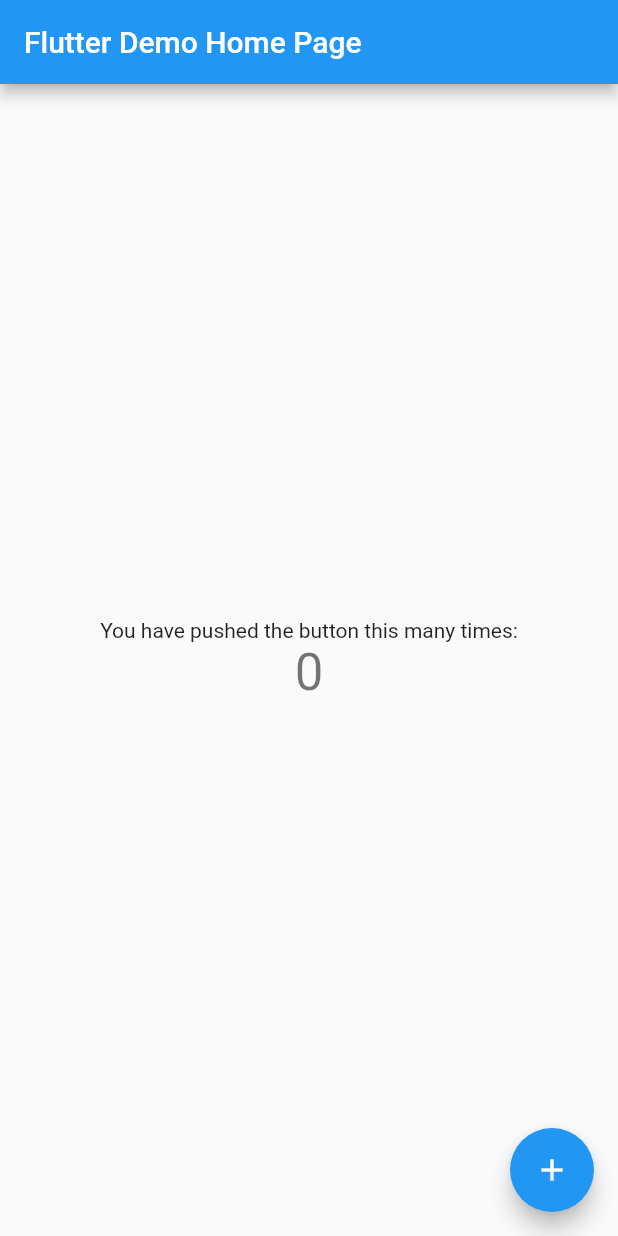
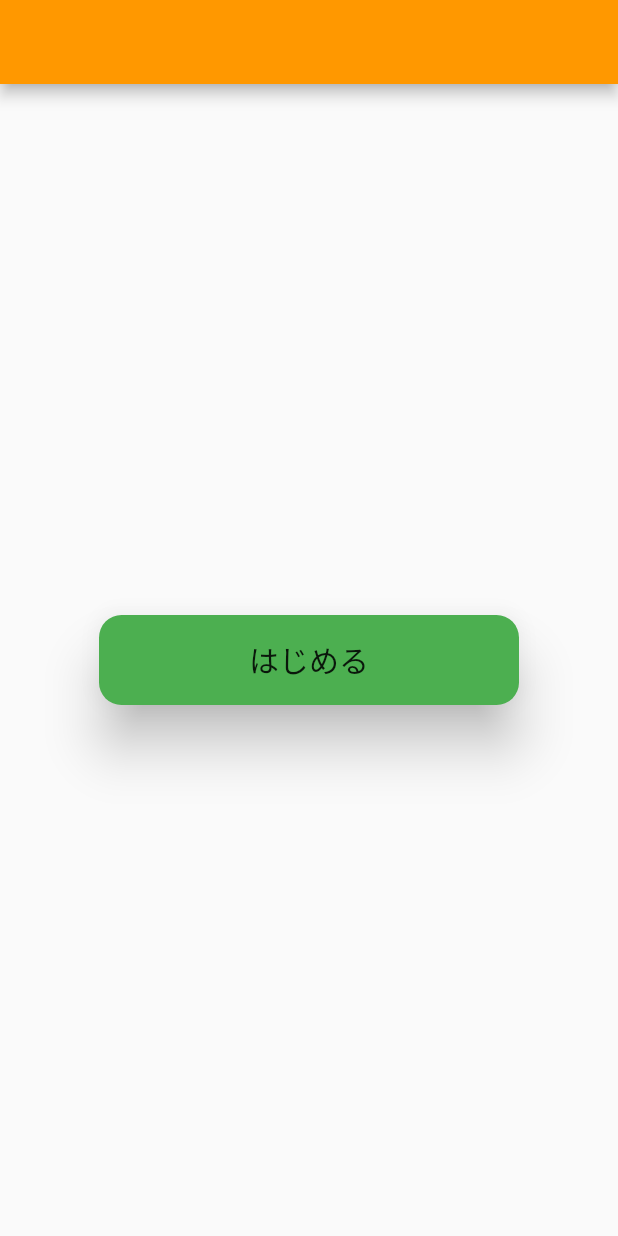
Before and after one commit to mando0520/flutter_geeksalonquizapp, a Flutter app: the screen it shows after launch, on a phone screen of 412 x 824 dp. Run offline on Flutter 3.47's test engine with Material 2 defaults, Android fonts, the phone set to English and light mode, and no system bars.

Commit message:
サンプル画面初期

```diff
--- a/lib/main.dart
+++ b/lib/main.dart
@@ -1,115 +1,15 @@
-import 'package:flutter/material.dart';
+// ignore_for_file: use_key_in_widget_constructors
+
+import "package:flutter/material.dart";
+import "package:geeksalonquizapp/start_page.dart";
 
 void main() {
-  runApp(const MyApp());
+  runApp(Root());
 }
 
-class MyApp extends StatelessWidget {
-  const MyApp({Key? key}) : super(key: key);
-
-  // This widget is the root of your application.
+class Root extends StatelessWidget {
   @override
   Widget build(BuildContext context) {
-    return MaterialApp(
-      title: 'Flutter Demo',
-      theme: ThemeData(
-        // This is the theme of your application.
-        //
-        // Try running your application with "flutter run". You'll see the
-        // application has a blue toolbar. Then, without quitting the app, try
-        // changing the primarySwatch below to Colors.green and then invoke
-        // "hot reload" (press "r" in the console where you ran "flutter run",
-        // or simply save your changes to "hot reload" in a Flutter IDE).
-        // Notice that the counter didn't reset back to zero; the application
-        // is not restarted.
-        primarySwatch: Colors.blue,
-      ),
-      home: const MyHomePage(title: 'Flutter Demo Home Page'),
-    );
+    return Start();
   }
 }
-
-class MyHomePage extends StatefulWidget {
-  const MyHomePage({Key? key, required this.title}) : super(key: key);
-
-  // This widget is the home page of your application. It is stateful, meaning
-  // that it has a State object (defined below) that contains fields that affect
-  // how it looks.
-
-  // This class is the configuration for the state. It holds the values (in this
-  // case the title) provided by the parent (in this case the App widget) and
-  // used by the build method of the State. Fields in a Widget subclass are
-  // always marked "final".
-
-  final String title;
-
-  @override
-  State<MyHomePage> createState() => _MyHomePageState();
-}
-
-class _MyHomePageState extends State<MyHomePage> {
-  int _counter = 0;
-
-  void _incrementCounter() {
-    setState(() {
-      // This call to setState tells the Flutter framework that something has
-      // changed in this State, which causes it to rerun the build method below
-      // so that the display can reflect the updated values. If we changed
-      // _counter without calling setState(), then the build method would not be
-      // called again, and so nothing would appear to happen.
-      _counter++;
-    });
-  }
-
-  @override
-  Widget build(BuildContext context) {
-    // This method is rerun every time setState is called, for instance as done
-    // by the _incrementCounter method above.
-    //
-    // The Flutter framework has been optimized to make rerunning build methods
-    // fast, so that you can just rebuild anything that needs updating rather
-    // than having to individually change instances of widgets.
-    return Scaffold(
-      appBar: AppBar(
-        // Here we take the value from the MyHomePage object that was created by
-        // the App.build method, and use it to set our appbar title.
-        title: Text(widget.title),
-      ),
-      body: Center(
-        // Center is a layout widget. It takes a single child and positions it
-        // in the middle of the parent.
-        child: Column(
-          // Column is also a layout widget. It takes a list of children and
-          // arranges them vertically. By default, it sizes itself to fit its
-          // children horizontally, and tries to be as tall as its parent.
-          //
-          // Invoke "debug painting" (press "p" in the console, choose the
-          // "Toggle Debug Paint" action from the Flutter Inspector in Android
-          // Studio, or the "Toggle Debug Paint" command in Visual Studio Code)
-          // to see the wireframe for each widget.
-          //
-          // Column has various properties to control how it sizes itself and
-          // how it positions its children. Here we use mainAxisAlignment to
-          // center the children vertically; the main axis here is the vertical
-          // axis because Columns are vertical (the cross axis would be
-          // horizontal).
-          mainAxisAlignment: MainAxisAlignment.center,
-          children: <Widget>[
-            const Text(
-              'You have pushed the button this many times:',
-            ),
-            Text(
-              '$_counter',
-              style: Theme.of(context).textTheme.headline4,
-            ),
-          ],
-        ),
-      ),
-      floatingActionButton: FloatingActionButton(
-        onPressed: _incrementCounter,
-        tooltip: 'Increment',
-        child: const Icon(Icons.add),
-      ), // This trailing comma makes auto-formatting nicer for build methods.
-    );
-  }
-}
--- /dev/null
+++ b/lib/question_page.dart
@@ -0,0 +1,12 @@
+// ignore_for_file: prefer_const_constructors, use_key_in_widget_constructors, avoid_unnecessary_containers
+
+import "package:flutter/material.dart";
+
+class Question extends StatelessWidget {
+  @override
+  Widget build(BuildContext context) {
+    return Container(
+      child: Text("クイズのページ")
+    );
+  }
+}
--- /dev/null
+++ b/lib/start_page.dart
@@ -0,0 +1,60 @@
+// ignore_for_file: prefer_const_constructors, deprecated_member_use, use_key_in_widget_constructors
+
+import "package:flutter/material.dart";
+import "package:geeksalonquizapp/question_page.dart";
+
+class Start extends StatelessWidget {
+  @override
+  Widget build(BuildContext context) {
+    return MaterialApp(
+      home: Scaffold(
+          appBar: AppBar(
+            backgroundColor: Colors.orange,
+          ),
+          // backgroundColor: Colors.white,
+          body: SafeArea(
+            child: StartPage(),
+          )
+      )
+    );
+  }
+}
+
+class StartPage extends StatefulWidget {
+  @override
+  _StartPageState createState() => _StartPageState();
+}
+
+class _StartPageState extends State<StartPage> {
+  @override
+  Widget build(BuildContext context) {
+    return Center(
+      child: RaisedButton(
+        onPressed: () {
+          Navigator.push(
+            this.context,
+            MaterialPageRoute(
+              builder: (context) => Question()
+            ),
+          );
+        },
+        child: Text(
+          "はじめる",
+          style: TextStyle(
+            fontSize: 20.0)
+        ),
+        color: Colors.green,
+        elevation: 15.0,
+        padding: EdgeInsets.symmetric(
+          vertical: 15.0,
+          horizontal: 100.0
+        ),
+        shape: RoundedRectangleBorder(
+          borderRadius: BorderRadius.circular(
+            15.0
+          )
+        )
+      )
+    );
+  }
+}
```
Also changed, not shown: 2 other files.
